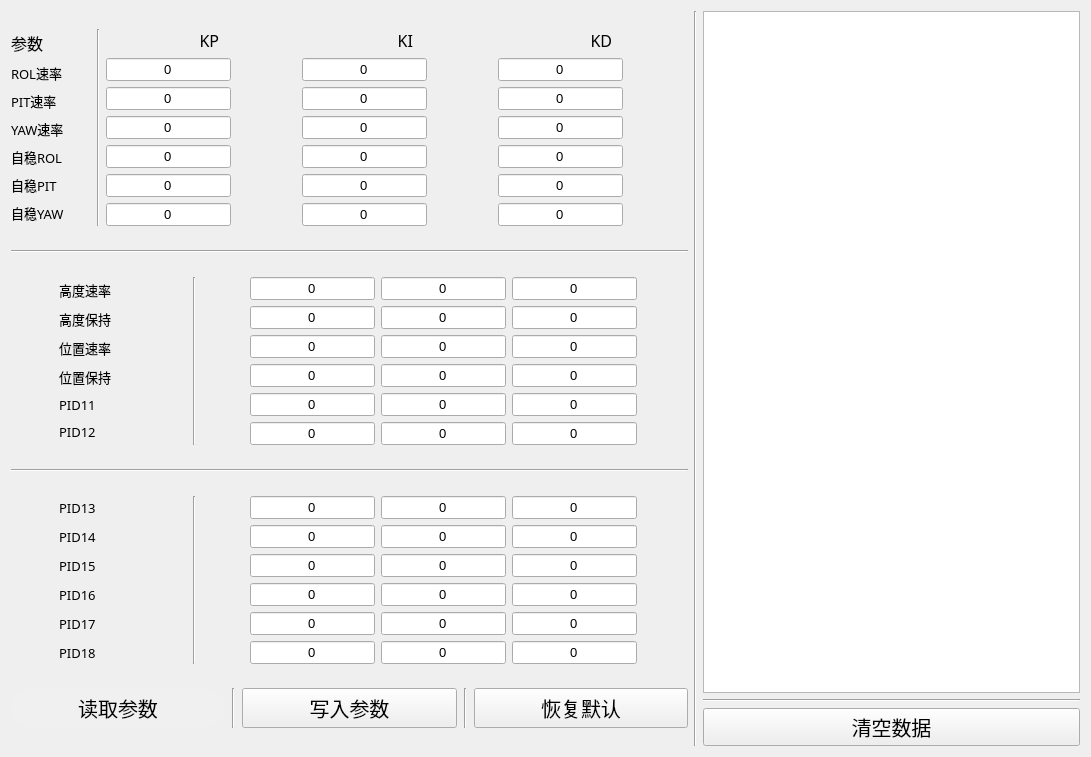
Qt form setparameter.ui (wowdarkgo/Course-Design-GroundStation-for-STM32F401CCU6-) before a commit.
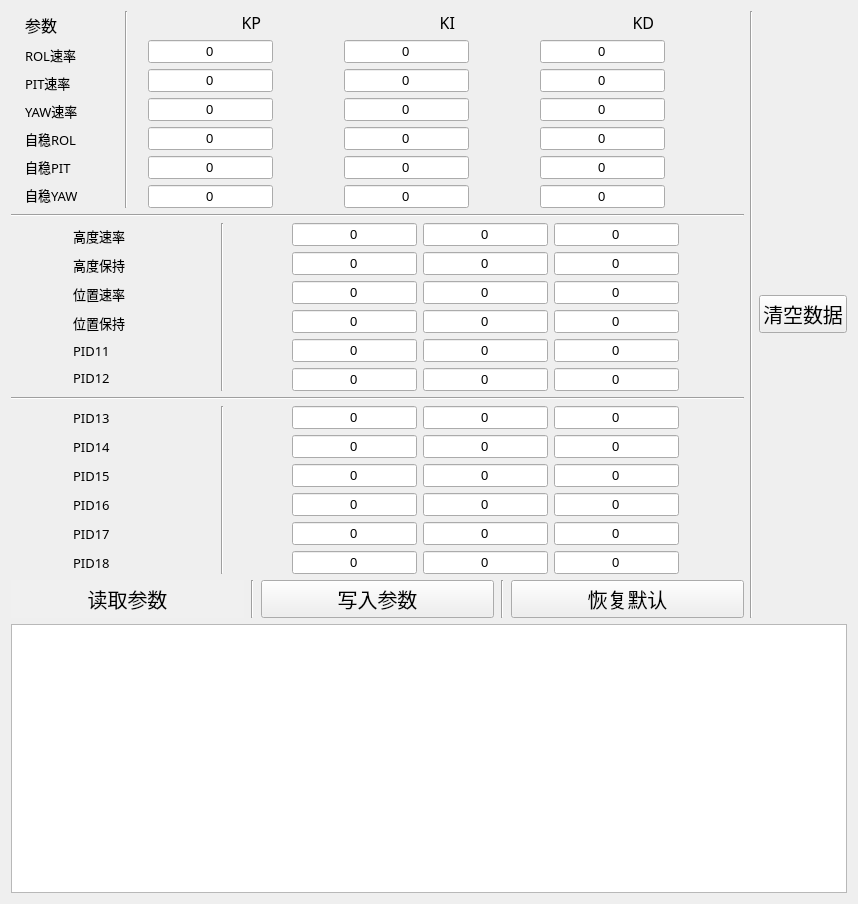
The same form after that commit. Icons and pictures are not drawn.

```diff
--- a/setparameter.ui
+++ b/setparameter.ui
@@ -6,8 +6,8 @@
    <rect>
     <x>0</x>
     <y>0</y>
-    <width>1091</width>
-    <height>757</height>
+    <width>858</width>
+    <height>904</height>
    </rect>
   </property>
   <property name="windowTitle">
@@ -2644,28 +2644,6 @@
      </item>
      <item>
       <layout class="QVBoxLayout" name="verticalLayout_5">
-       <item>
-        <widget class="QPlainTextEdit" name="msg">
-         <property name="sizePolicy">
-          <sizepolicy hsizetype="Expanding" vsizetype="Expanding">
-           <horstretch>0</horstretch>
-           <verstretch>0</verstretch>
-          </sizepolicy>
-         </property>
-         <property name="font">
-          <font>
-           <family>阿里巴巴普惠体 Medium</family>
-          </font>
-         </property>
-        </widget>
-       </item>
-       <item>
-        <widget class="Line" name="line_10">
-         <property name="orientation">
-          <enum>Qt::Horizontal</enum>
-         </property>
-        </widget>
-       </item>
        <item>
         <widget class="QPushButton" name="clear">
          <property name="sizePolicy">
@@ -2713,6 +2691,21 @@
      </item>
     </layout>
    </item>
+   <item>
+    <widget class="QPlainTextEdit" name="msg">
+     <property name="sizePolicy">
+      <sizepolicy hsizetype="Expanding" vsizetype="Expanding">
+       <horstretch>0</horstretch>
+       <verstretch>0</verstretch>
+      </sizepolicy>
+     </property>
+     <property name="font">
+      <font>
+       <family>阿里巴巴普惠体 Medium</family>
+      </font>
+     </property>
+    </widget>
+   </item>
   </layout>
  </widget>
  <resources>
```
